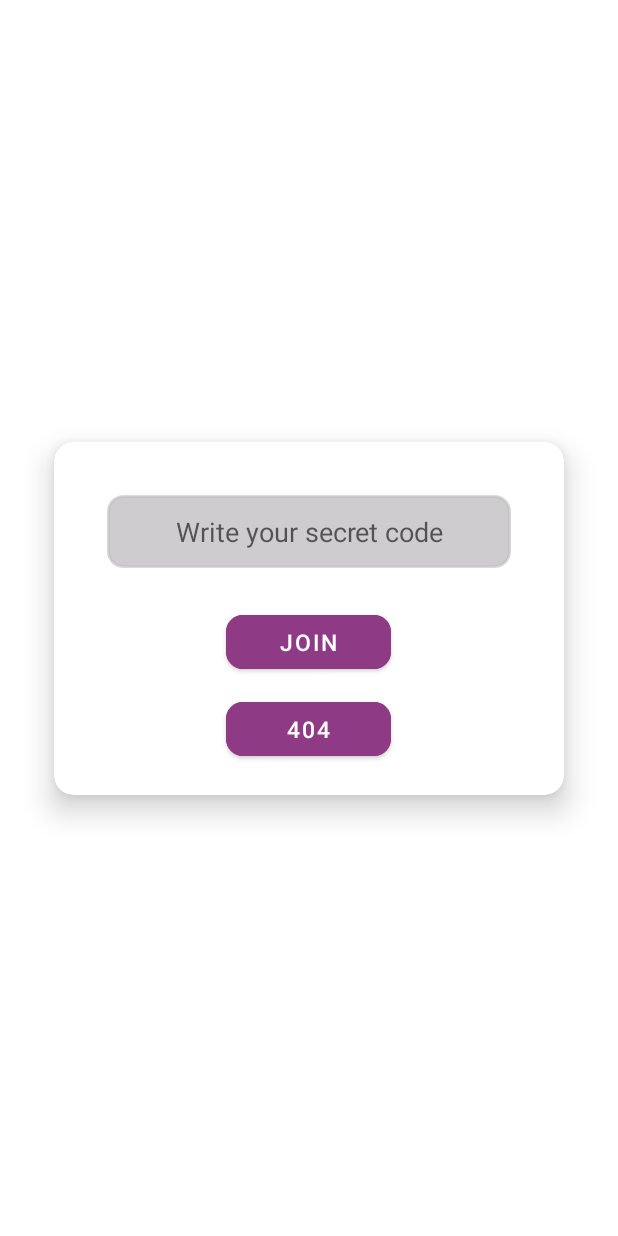
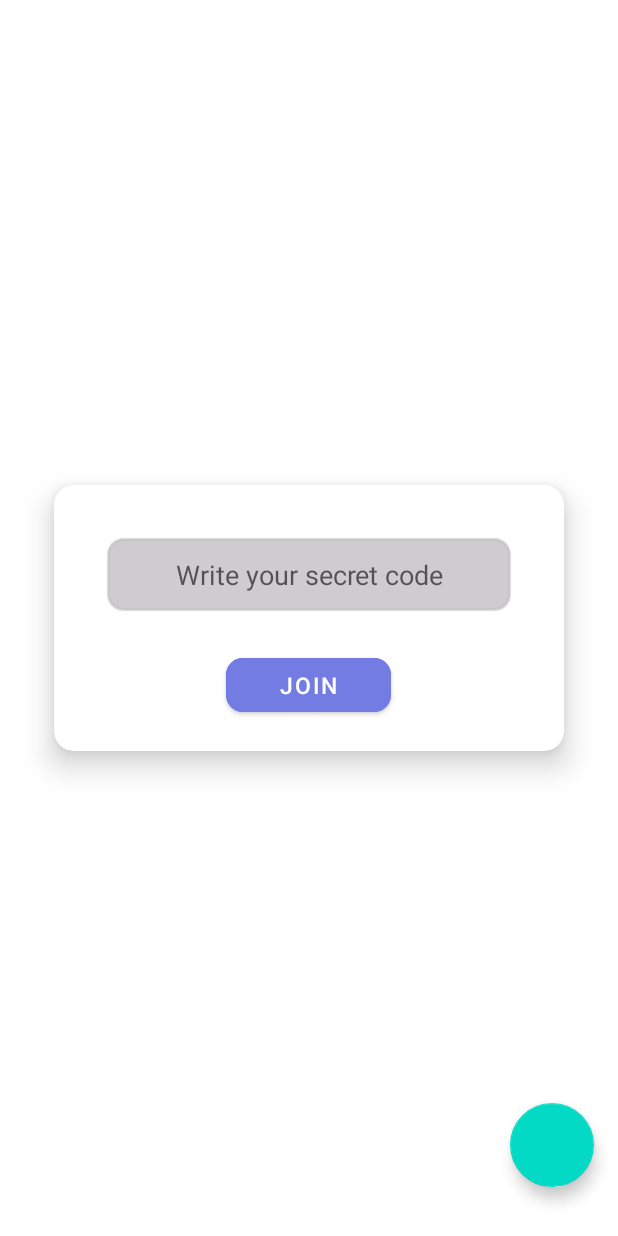
Before and after one commit to Rup-Royofficial/GetConnect, an Android app: the HomeActivity screen opened directly, with no data from a screen before it, on a phone screen of 412 x 824 dp. Run offline under Robolectric (Android 15) with nearby library versions, the phone set to English and light mode, and no system bars; libraries missing offline, so code that uses them is left out: org.jitsi.meet; 3 statements that could not run were skipped.

Commit message:
homepage changes and intuit dependency integration

```diff
--- a/app/build.gradle
+++ b/app/build.gradle
@@ -48,6 +48,7 @@ dependencies {
 
 
     implementation ('org.jitsi.react:jitsi-meet-sdk:+') { transitive = true }
+    implementation 'com.intuit.sdp:sdp-android:1.1.0'
 
 
 }
--- a/app/src/main/java/com/example/meetingjitsitrial/MainActivity.java
+++ b/app/src/main/java/com/example/meetingjitsitrial/MainActivity.java
@@ -71,4 +71,5 @@ public class MainActivity extends AppCompatActivity {
         ft.add(R.id.dashboardFragmentfm,fragment);
         ft.commit();
     }
+
 }
--- a/app/src/main/res/layout/activity_home.xml
+++ b/app/src/main/res/layout/activity_home.xml
@@ -52,21 +52,12 @@
                 android:layout_height="wrap_content"
                 android:layout_gravity="center"
                 android:layout_marginTop="10dp"
-                android:backgroundTint="@color/btnColor"
+                android:backgroundTint="@color/warm_blue"
                 android:text="Join"
                 android:textSize="15sp"
                 app:cornerRadius="11dp" />
 
-            <Button
-                android:id="@+id/shareConferenceBtn"
-                android:layout_width="110dp"
-                android:layout_height="wrap_content"
-                android:layout_gravity="center"
-                android:layout_marginTop="10dp"
-                android:backgroundTint="@color/btnColor"
-                android:text="404"
-                android:textSize="15sp"
-                app:cornerRadius="11dp" />
+
 
             <!--            <TextView-->
             <!--                android:id="@+id/registerRedirect"-->
@@ -82,7 +73,16 @@
         </LinearLayout>
     </androidx.cardview.widget.CardView>
 
-<!--    <com.google.android.material.bottomnavigation.BottomNavigationView-->
+    <com.google.android.material.floatingactionbutton.FloatingActionButton
+        android:layout_width="wrap_content"
+        android:layout_height="wrap_content"
+        android:layout_marginEnd="16dp"
+        app:layout_constraintBottom_toBottomOf="parent"
+        app:layout_constraintEnd_toEndOf="parent"
+        app:layout_constraintTop_toBottomOf="@+id/cardHomeScreen"
+        app:layout_constraintVertical_bias="0.868" />
+
+    <!--    <com.google.android.material.bottomnavigation.BottomNavigationView-->
 <!--        android:id="@+id/bottomNavigationView"-->
 <!--        android:layout_width="match_parent"-->
 <!--        android:layout_height="wrap_content"-->
```
